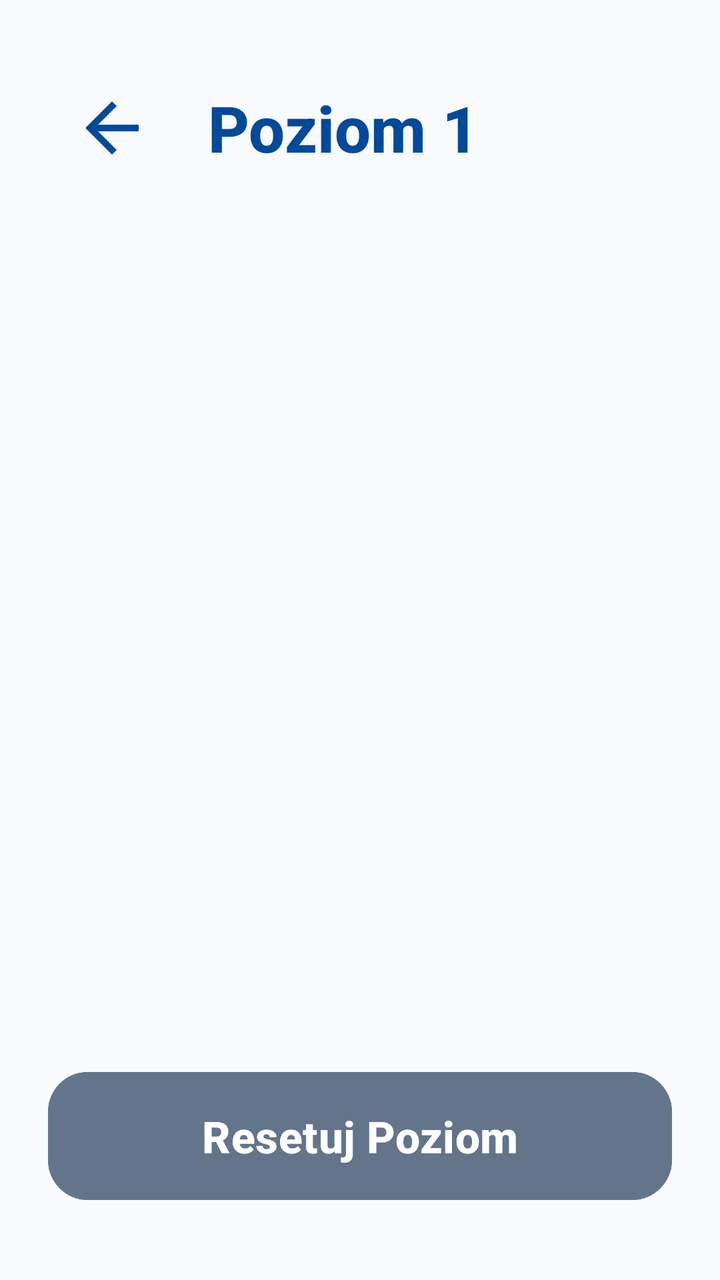
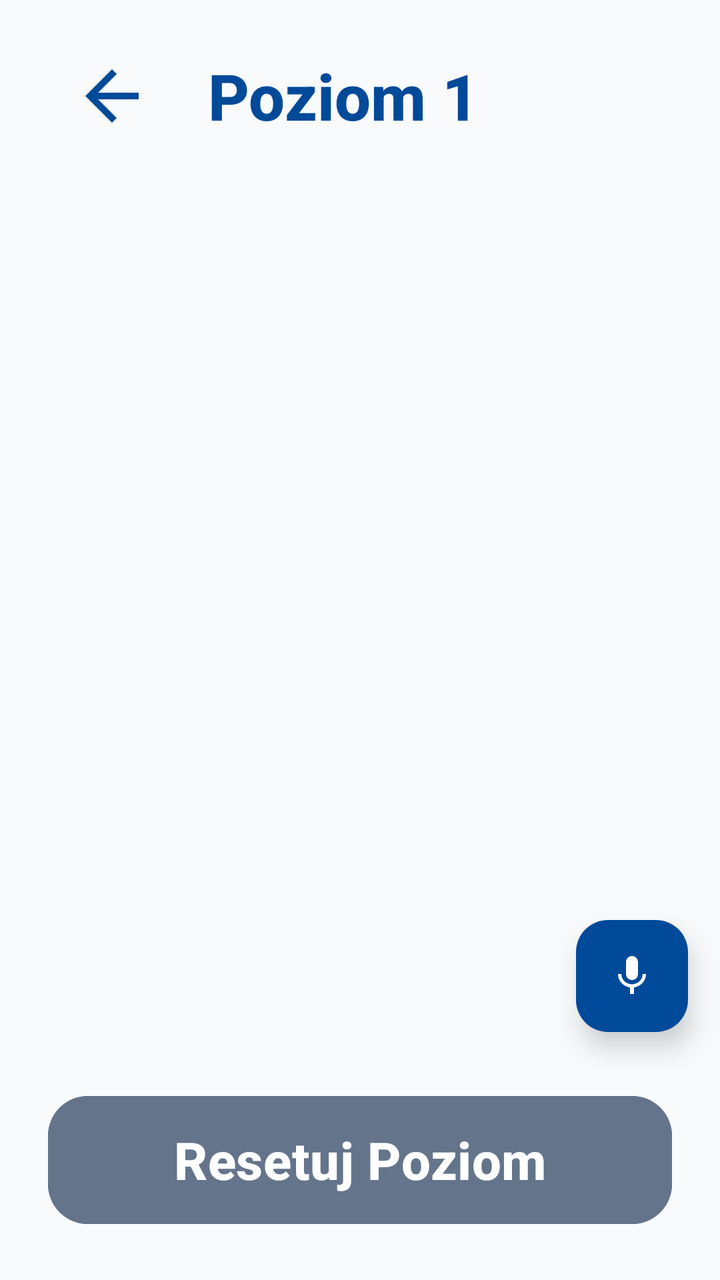

The first picture is an Android layout as it rendered before a commit; the second is the same layout after the commit. The layout source and the unified diff follow.
<!-- AndroidManifest.xml: application theme Theme.Fitnessapp -->
<!-- res/layout/activity_liquid_sort.xml -->
<?xml version="1.0" encoding="utf-8"?>
<androidx.constraintlayout.widget.ConstraintLayout xmlns:android="http://schemas.android.com/apk/res/android"
    xmlns:app="http://schemas.android.com/apk/res-auto"
    android:layout_width="match_parent"
    android:layout_height="match_parent"
    android:background="#F8FAFC">

    
    <LinearLayout
        android:id="@+id/header"
        android:layout_width="match_parent"
        android:layout_height="wrap_content"
        android:orientation="horizontal"
        android:paddingHorizontal="24dp"
        android:paddingTop="32dp"
        android:gravity="center_vertical"
        app:layout_constraintTop_toTopOf="parent">

        <ImageButton
            android:id="@+id/btn_back"
            android:layout_width="64dp"
            android:layout_height="64dp"
            android:background="?android:attr/selectableItemBackgroundBorderless"
            android:src="@drawable/ic_back"
            app:tint="#004A99"
            android:scaleType="fitCenter"
            android:padding="12dp" />

        <LinearLayout
            android:layout_width="0dp"
            android:layout_height="wrap_content"
            android:layout_weight="1"
            android:orientation="vertical"
            android:layout_marginStart="16dp">

            <TextView
                android:id="@+id/tv_level"
                android:layout_width="match_parent"
                android:layout_height="wrap_content"
                android:text="Poziom 1"
                android:textColor="#004A99"
                android:textSize="32sp"
                android:textStyle="bold" />
        </LinearLayout>
    </LinearLayout>

    
    <androidx.core.widget.NestedScrollView
        android:layout_width="match_parent"
        android:layout_height="0dp"
        android:layout_margin="8dp"
        android:fillViewport="true"
        app:layout_constraintTop_toBottomOf="@id/header"
        app:layout_constraintBottom_toTopOf="@id/controls">

        <GridLayout
            android:id="@+id/gl_tubes"
            android:layout_width="match_parent"
            android:layout_height="wrap_content"
            android:columnCount="3"
            android:alignmentMode="alignMargins"
            android:columnOrderPreserved="false"
            android:paddingBottom="40dp"
            android:clipToPadding="false"
            android:clipChildren="false" />
    </androidx.core.widget.NestedScrollView>

    
    <LinearLayout
        android:id="@+id/controls"
        android:layout_width="match_parent"
        android:layout_height="wrap_content"
        android:orientation="vertical"
        android:padding="24dp"
        app:layout_constraintBottom_toBottomOf="parent">

        <Button
            android:id="@+id/btn_reset"
            android:layout_width="match_parent"
            android:layout_height="72dp"
            android:layout_marginBottom="12dp"
            android:backgroundTint="#64748B"
            android:text="Resetuj Poziom"
            android:textColor="#FFFFFF"
            android:textSize="22sp"
            android:textStyle="bold"
            app:cornerRadius="20dp" />

        <Button
            android:id="@+id/btn_next"
            android:layout_width="match_parent"
            android:layout_height="72dp"
            android:backgroundTint="#059669"
            android:text="Następny Poziom"
            android:textColor="#FFFFFF"
            android:textSize="22sp"
            android:textStyle="bold"
            android:visibility="gone"
            app:cornerRadius="20dp" />
    </LinearLayout>

</androidx.constraintlayout.widget.ConstraintLayout>
<!-- resources referenced by this layout -->
<resources>
  <!-- drawable ic_back (drawable) -->
  <vector xmlns:android="http://schemas.android.com/apk/res/android"
      android:width="24dp"
      android:height="24dp"
      android:viewportWidth="24"
      android:viewportHeight="24">
      <path
          android:fillColor="#000000"
          android:pathData="M20,11H7.83l5.59,-5.59L12,4l-8,8 8,8 1.41,-1.41L7.83,13H20v-2z"/>
  </vector>
  <style name="Theme.Fitnessapp" parent="Base.Theme.Fitnessapp" />
  <style name="Base.Theme.Fitnessapp" parent="Theme.Material3.Light.NoActionBar">
          
          <item name="android:fontFamily">sans-serif-medium</item>
          <item name="android:textAllCaps">false</item>
          <item name="android:textColor">#0F172A</item>
          <item name="android:windowBackground">#F8FAFC</item>
      </style>
</resources>

<!-- the commit's change to res/layout/activity_liquid_sort.xml (unified diff, before → after) -->
@@ -12,7 +12,7 @@
         android:layout_height="wrap_content"
         android:orientation="horizontal"
         android:paddingHorizontal="24dp"
-        android:paddingTop="32dp"
+        android:paddingTop="16dp"
         android:gravity="center_vertical"
         app:layout_constraintTop_toTopOf="parent">
 
@@ -45,25 +45,17 @@
     </LinearLayout>
 
     
-    <androidx.core.widget.NestedScrollView
+    <GridLayout
+        android:id="@+id/gl_tubes"
         android:layout_width="match_parent"
         android:layout_height="0dp"
-        android:layout_margin="8dp"
-        android:fillViewport="true"
+        android:layout_marginHorizontal="8dp"
+        android:layout_marginVertical="4dp"
+        android:columnCount="3"
+        android:alignmentMode="alignMargins"
+        android:columnOrderPreserved="false"
         app:layout_constraintTop_toBottomOf="@id/header"
-        app:layout_constraintBottom_toTopOf="@id/controls">
-
-        <GridLayout
-            android:id="@+id/gl_tubes"
-            android:layout_width="match_parent"
-            android:layout_height="wrap_content"
-            android:columnCount="3"
-            android:alignmentMode="alignMargins"
-            android:columnOrderPreserved="false"
-            android:paddingBottom="40dp"
-            android:clipToPadding="false"
-            android:clipChildren="false" />
-    </androidx.core.widget.NestedScrollView>
+        app:layout_constraintBottom_toTopOf="@id/controls" />
 
     
     <LinearLayout
@@ -71,7 +63,8 @@
         android:layout_width="match_parent"
         android:layout_height="wrap_content"
         android:orientation="vertical"
-        android:padding="24dp"
+        android:paddingHorizontal="24dp"
+        android:paddingVertical="12dp"
         app:layout_constraintBottom_toBottomOf="parent">
 
         <Button
@@ -82,7 +75,7 @@
             android:backgroundTint="#64748B"
             android:text="Resetuj Poziom"
             android:textColor="#FFFFFF"
-            android:textSize="22sp"
+            android:textSize="26sp"
             android:textStyle="bold"
             app:cornerRadius="20dp" />
 
@@ -93,10 +86,24 @@
             android:backgroundTint="#059669"
             android:text="Następny Poziom"
             android:textColor="#FFFFFF"
-            android:textSize="22sp"
+            android:textSize="26sp"
             android:textStyle="bold"
             android:visibility="gone"
             app:cornerRadius="20dp" />
     </LinearLayout>
 
+    <com.google.android.material.floatingactionbutton.FloatingActionButton
+        android:id="@+id/fab_mic"
+        android:layout_width="wrap_content"
+        android:layout_height="wrap_content"
+        android:layout_margin="16dp"
+        android:contentDescription="Nagrywanie głosu"
+        android:src="@drawable/ic_mic"
+        app:backgroundTint="#004A99"
+        app:tint="#FFFFFF"
+        app:fabSize="normal"
+        app:elevation="8dp"
+        app:layout_constraintEnd_toEndOf="parent"
+        app:layout_constraintBottom_toTopOf="@id/controls" />
+
 </androidx.constraintlayout.widget.ConstraintLayout>
<!-- resource entries referenced after the edit -->
@@ -10,6 +10,16 @@
           android:fillColor="#000000"
           android:pathData="M20,11H7.83l5.59,-5.59L12,4l-8,8 8,8 1.41,-1.41L7.83,13H20v-2z"/>
   </vector>
+  <!-- drawable ic_mic (drawable) -->
+  <vector xmlns:android="http://schemas.android.com/apk/res/android"
+      android:width="24dp"
+      android:height="24dp"
+      android:viewportWidth="24"
+      android:viewportHeight="24">
+      <path
+          android:fillColor="#1A5DFF"
+          android:pathData="M12,14c1.66,0 3,-1.34 3,-3V5c0,-1.66 -1.34,-3 -3,-3S9,3.34 9,5v6C9,12.66 10.34,14 12,14zM17.3,11c0,3 -2.54,5.1 -5.3,5.1S6.7,14 6.7,11H5c0,3.41 2.72,6.23 6,6.72V21h2v-3.28c3.28,-0.49 6,-3.31 6,-6.72H17.3z"/>
+  </vector>
   <style name="Theme.Fitnessapp" parent="Base.Theme.Fitnessapp" />
   <style name="Base.Theme.Fitnessapp" parent="Theme.Material3.Light.NoActionBar">
           
